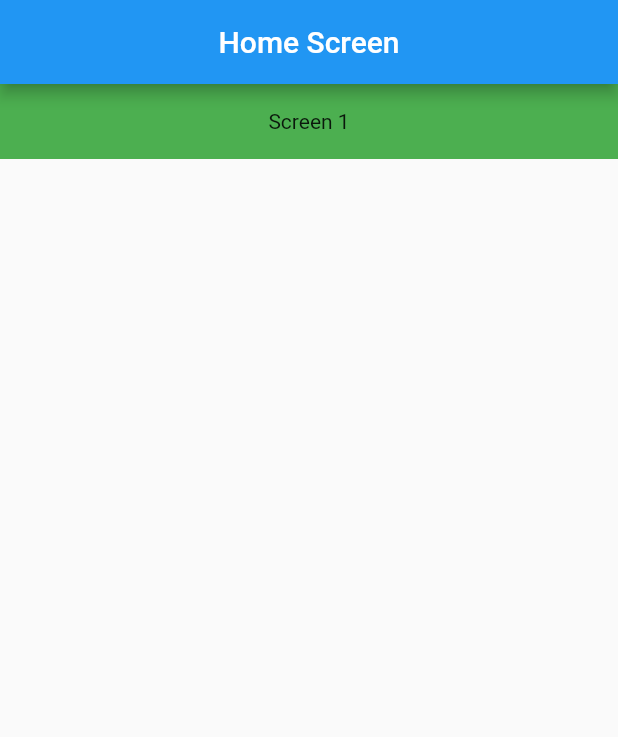
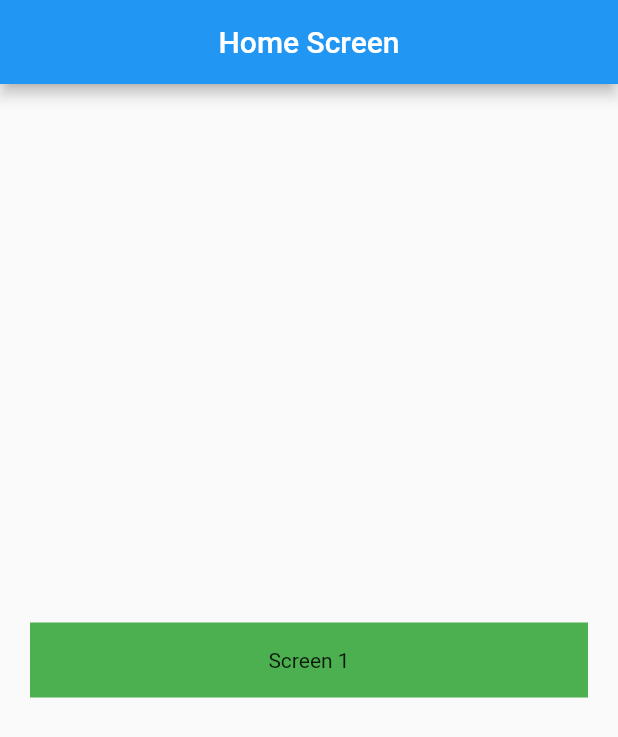
Before and after one commit to atik-sabuj/navigation_and_routing, a Flutter app: the screen it shows after launch, on a phone screen of 412 x 824 dp. Shown: the top 737 px of the screen. Run offline on Flutter 3.47's test engine with Material 2 defaults, Android fonts, the phone set to English and light mode, and no system bars.

```diff
--- a/lib/home_screen.dart
+++ b/lib/home_screen.dart
@@ -15,20 +15,30 @@ class _HomeScreenState extends State<HomeScreen> {
         title: Text('Home Screen'),
         centerTitle: true,
       ),
-      body: Column(
+      body: Padding(
+        padding: const EdgeInsets.symmetric(horizontal: 20),
+        child: Column(
+          mainAxisAlignment: MainAxisAlignment.center,
+          crossAxisAlignment: CrossAxisAlignment.center,
           children: [
-          Container(
+            InkWell(
+              onTap: (){
+
+              },
+              child: Container(
                 height: 50,
                 width: double.infinity,
-            decoration: BoxDecoration(
+                decoration: const BoxDecoration(
                   color: Colors.green
                 ),
-            child: Center(
+                child: const Center(
                   child: Text('Screen 1'),
+                ),
               ),
             ),
           ],
         ),
+      ),
     );
   }
 }
```
Also changed, not shown: lib/screen_two.dart (added, +15 -0 lines). Lines whose indentation alone changed are shown as unchanged.
